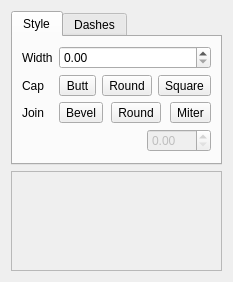
Old version of the form src/gui/widgets/stroke_style_widget.ui in the repository mbasaglia/glaxnimate.
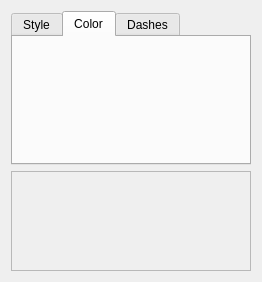
New version of the form. The open tabs and pages were chosen to show the change. Icons and pictures are not drawn. Custom widgets are drawn as their Qt base class.

Commit message: Add color selector to the stroke style view

```diff
--- a/src/gui/widgets/stroke_style_widget.ui
+++ b/src/gui/widgets/stroke_style_widget.ui
@@ -6,7 +6,7 @@
    <rect>
     <x>0</x>
     <y>0</y>
-    <width>197</width>
+    <width>262</width>
     <height>282</height>
    </rect>
   </property>
@@ -261,6 +261,28 @@
        </item>
       </layout>
      </widget>
+     <widget class="QWidget" name="tab_3">
+      <attribute name="title">
+       <string>Color</string>
+      </attribute>
+      <layout class="QVBoxLayout" name="verticalLayout_2">
+       <property name="leftMargin">
+        <number>0</number>
+       </property>
+       <property name="topMargin">
+        <number>0</number>
+       </property>
+       <property name="rightMargin">
+        <number>0</number>
+       </property>
+       <property name="bottomMargin">
+        <number>0</number>
+       </property>
+       <item>
+        <widget class="ColorSelector" name="color_selector" native="true"/>
+       </item>
+      </layout>
+     </widget>
      <widget class="QWidget" name="tab_2">
       <property name="enabled">
        <bool>false</bool>
@@ -301,6 +323,19 @@
    </item>
   </layout>
  </widget>
+ <customwidgets>
+  <customwidget>
+   <class>ColorSelector</class>
+   <extends>QWidget</extends>
+   <header>widgets/color_selector.hpp</header>
+   <container>1</container>
+   <slots>
+    <signal>secondary_color_changed(QColor)</signal>
+    <signal>current_color_changed(QColor)</signal>
+    <slot>set_secondary_color(QColor)</slot>
+   </slots>
+  </customwidget>
+ </customwidgets>
  <resources/>
  <connections>
   <connection>
```
Left out of the diff: 67 changed lines with no effect on the pictures. The commit also changes 7 other files.
